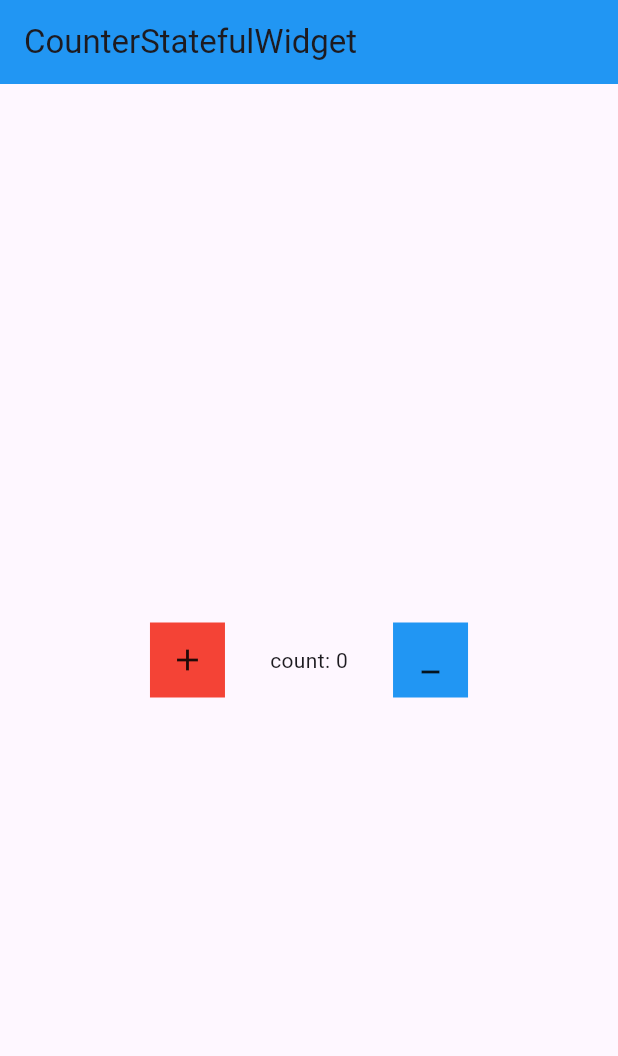
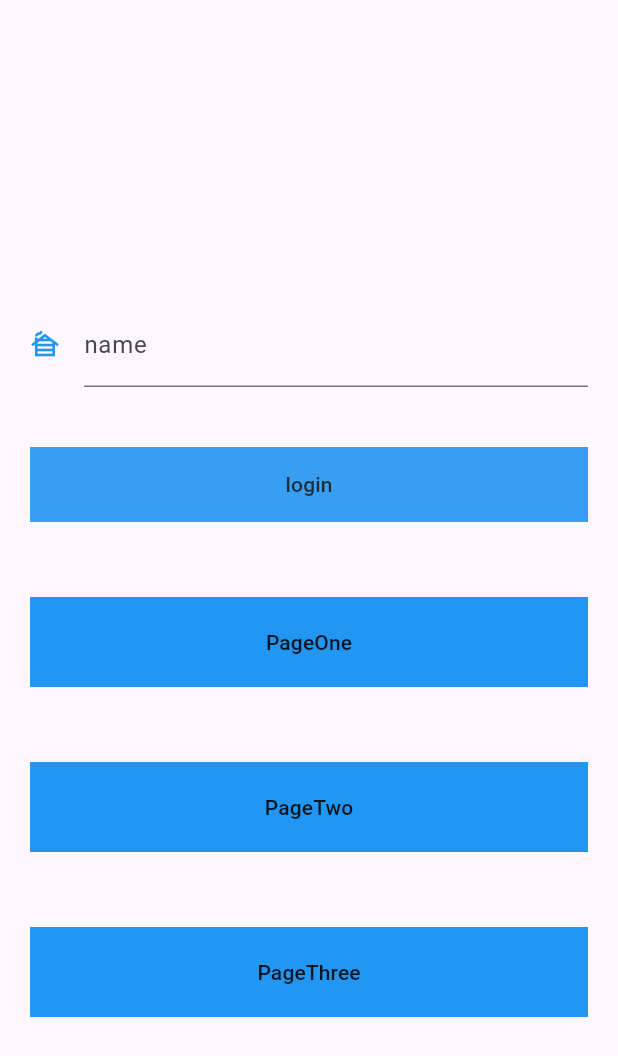
Before and after one commit to OmarMushtaha2020/example_project, a Flutter app: the screen it shows after launch, on a phone screen of 412 x 824 dp. Shown: the top 1056 px of the screen. Run offline on Flutter 3.47's test engine with Material 3 defaults, Android fonts, the phone set to English and light mode, and no system bars.

Commit message:
A continuation of the course

```diff
--- /dev/null
+++ b/lib/PageFour.dart
@@ -0,0 +1,95 @@
+import 'package:example_project/PageThree.dart';
+import 'package:example_project/pageOne.dart';
+import 'package:example_project/pageTwo.dart';
+import 'package:flutter/cupertino.dart';
+import 'package:flutter/material.dart';
+
+class PageFour extends StatelessWidget {
+  var form = GlobalKey<FormState>();
+  TextEditingController controller = TextEditingController();
+
+  @override
+  Widget build(BuildContext context) {
+    return Scaffold(
+      appBar: AppBar(),
+      body: Padding(
+        padding: const EdgeInsets.all(20.0),
+        child: Form(
+          key: form,
+          child: Column(
+            mainAxisAlignment: MainAxisAlignment.center,
+            children: [
+              TextFormField(
+                controller: controller,
+                obscureText: false,
+                validator: (value) {
+                  if (value!.isEmpty) {
+                    return "name mustnt be empty";
+                  }
+                  return null;
+                },
+                decoration: const InputDecoration(
+                  hintText: "write name",
+                  label: Text("name"),
+                  icon: Icon(
+                    Icons.cabin,
+                    size: 20,
+                    color: Colors.blue,
+                  ),
+                ),
+              ),
+              SizedBox(
+                height: 40,
+              ),
+              Opacity(
+                opacity: 0.90,
+                child: Container(
+                    height: 50,
+                    width: double.infinity,
+                    color: Colors.blue,
+                    child: MaterialButton(
+                      onPressed: () {
+                        if (form.currentState!.validate()) {
+                          print("${controller?.text}");
+                        }
+                      },
+                      child: Text("login"),
+                    )),
+              ),
+              SizedBox(height: 50,),
+              Container(
+                  width: double.infinity,
+                  height: 60,
+                  color: Colors.blue,
+                  child: MaterialButton(
+                    onPressed: () {
+                      Navigator.push(context, MaterialPageRoute(builder: (context)=>PageOne("omar")));
+                    },child: Text("PageOne"),
+                  )),
+              SizedBox(height: 50,),
+              Container(
+                  width: double.infinity,
+                  height: 60,
+                  color: Colors.blue,
+                  child: MaterialButton(
+                    onPressed: () {
+                      Navigator.pushAndRemoveUntil(context, MaterialPageRoute(builder: (context)=>PageTwo()), (route) => false);
+                    },child: Text("PageTwo"),
+                  )),
+              SizedBox(height: 50,),
+              Container(
+                  width: double.infinity,
+                  height: 60,
+                  color: Colors.blue,
+                  child: MaterialButton(
+                    onPressed: () {
+                      Navigator.pushReplacement(context, MaterialPageRoute(builder: (context)=>PageThree()));
+                    },child: Text("PageThree"),
+                  ))
+            ],
+          ),
+        ),
+      ),
+    );
+  }
+}
--- a/lib/main.dart
+++ b/lib/main.dart
@@ -1,5 +1,9 @@
+import 'package:example_project/PageFour.dart';
+import 'package:example_project/PageThree.dart';
 import 'package:example_project/counter_stateful_widget.dart';
 import 'package:example_project/counter_stateless_widget.dart';
+import 'package:example_project/pageOne.dart';
+import 'package:example_project/pageTwo.dart';
 import 'package:flutter/cupertino.dart';
 import 'package:flutter/material.dart';
 import 'package:flutter/widgets.dart';
@@ -28,7 +32,7 @@ class MyApp extends StatelessWidget {
       debugShowCheckedModeBanner: true,
       //debugShowCheckedModeBanner is a variable inside MaterialApp that takes the value of bool and its function is to remove a red bar.
 
-      home: CounterStatefulWidget(),
+      home: PageFour(),
       // home take an widget
     );
   }
@@ -40,6 +44,17 @@ class LoginPage extends StatelessWidget {
   Widget build(BuildContext context) {
     // Scaffold It is the frame of the page in which we put everything
     return Scaffold(
+
+      bottomNavigationBar: BottomNavigationBar(
+        // type: BottomNavigationBarType.fixed , // This is all you need!
+
+        items: [
+          BottomNavigationBarItem(icon: Icon(Icons.add),label: "omar"),
+          BottomNavigationBarItem(icon: Icon(Icons.add),label: "as"),
+          BottomNavigationBarItem(icon: Icon(Icons.add),label: "omar"),
+
+        ],
+      ),
       floatingActionButton: FloatingActionButton(
         //floatingActionButton is a Scaffold widget property used to add a Floating Action Button to the user interface. A floating button is a user interface element that can perform a specific action when pressed, usually used to provide quick access to an important action.
 
--- /dev/null
+++ b/lib/pageOne.dart
@@ -0,0 +1,68 @@
+
+import 'package:example_project/counter_stateful_widget.dart';
+import 'package:example_project/counter_stateless_widget.dart';
+import 'package:example_project/main.dart';
+import 'package:flutter/material.dart';
+
+class PageOne extends StatefulWidget {
+  String ?name;
+  PageOne(name){
+    this.name=name;
+    print(name);
+  }
+  @override
+  State<PageOne> createState() => _PageOneState(name);
+}
+
+class _PageOneState extends State<PageOne> {
+  String ?name;
+
+  _PageOneState(this.name);
+void changeIndex(int value){
+  setState(() {
+    index=value;
+    print(index);
+  });
+
+}
+
+int index=0;
+
+List<Widget>page=[
+  LoginPage(),
+  CounterStatefulWidget(),
+  CounterStatelessWidget(),
+  LoginPage(),
+
+];
+
+  @override
+  Widget build(BuildContext context) {
+    return Scaffold(
+      bottomNavigationBar: BottomNavigationBar(
+        onTap:(int value){
+          changeIndex(value);
+        },
+        type: BottomNavigationBarType.fixed,
+currentIndex: index,
+        items: [
+        BottomNavigationBarItem(icon: Icon(Icons.home),label: "home"),
+        BottomNavigationBarItem(icon: Icon(Icons.favorite),label: "favorite"),
+        BottomNavigationBarItem(icon: Icon(Icons.call),label: "call"),
+        BottomNavigationBarItem(icon: Icon(Icons.search),label: "search"),
+
+      ],),
+      appBar: AppBar(
+        backgroundColor: Colors.blue,
+      ),
+      // body: Column(
+      //   children: [
+      //     Image.network("https://encrypted-tbn0.gstatic.com/images?q=tbn:ANd9GcS1dzAY9vxSYgd7Zz6Aji9j2-LaG3-BF5iw5w&s",width: double.infinity,height: 100,fit: BoxFit.fitWidth,),
+      //     Image.asset("assets/image/imageOne.png",width: double.infinity,height: 100,fit: BoxFit.fitWidth,),
+      //
+      //   ],
+      // ),
+      body: page[index],
+    );
+  }
+}
--- a/pubspec.yaml
+++ b/pubspec.yaml
@@ -59,8 +59,8 @@ flutter:
   uses-material-design: true
 
   # To add assets to your application, add an assets section, like this:
-  # assets:
-  #   - images/a_dot_burr.jpeg
+  assets:
+     - assets/image/imageOne.png
   #   - images/a_dot_ham.jpeg
 
   # An image asset can refer to one or more resolution-specific "variants", see
```
Also changed, not shown: lib/PageThree.dart (added, +37 -0 lines), lib/pageTwo.dart (added, +45 -0 lines), assets/image/imageOne.png (added).
